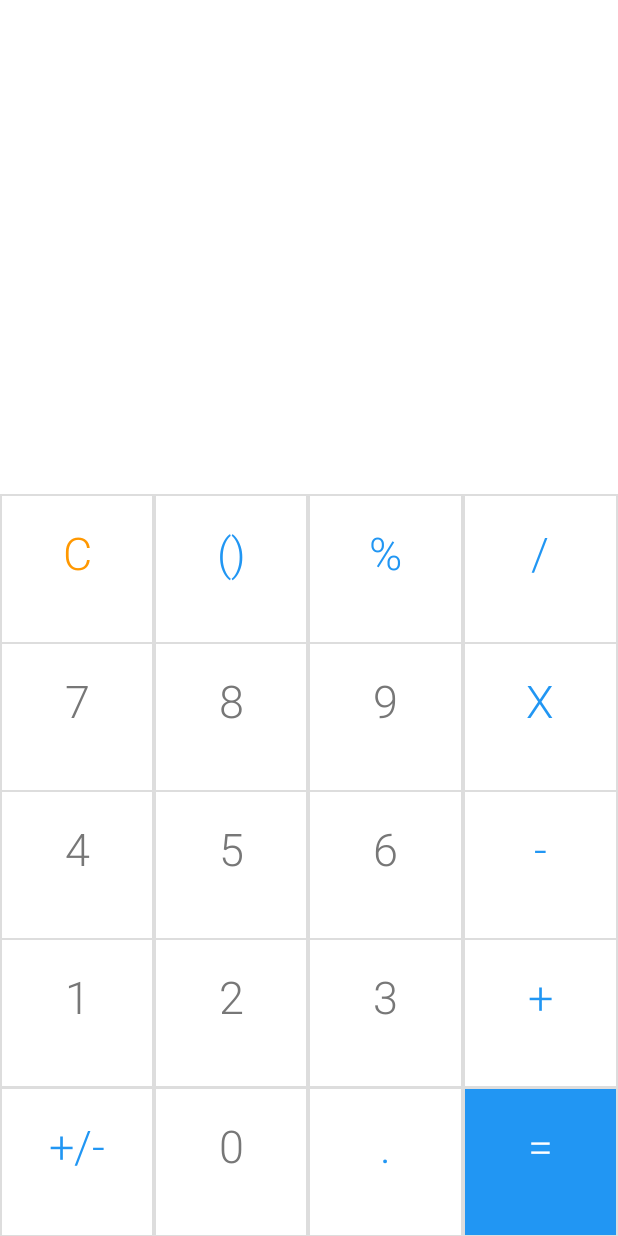
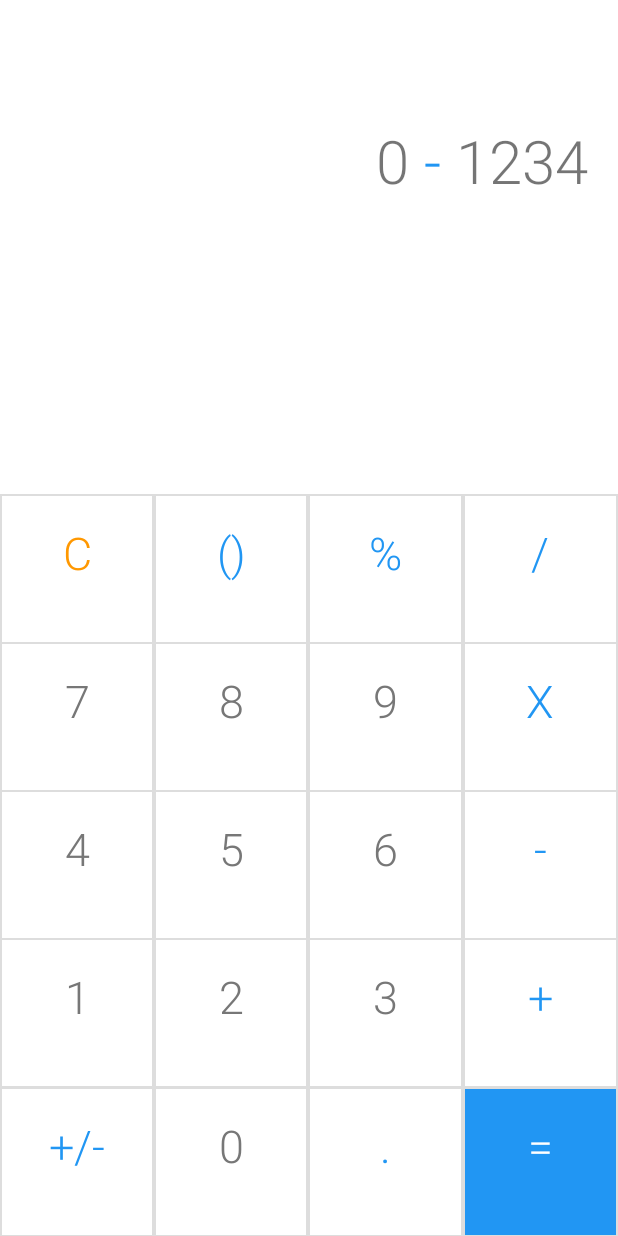
Before and after one commit to georgistephanov/AndroidCalculator, an Android app: the screen it shows after launch (MainActivity), on a phone screen of 412 x 824 dp. Run offline under Robolectric (Android 15) with nearby library versions, the phone set to English and light mode, and no system bars.

Commit message:
Implementing the operation and the second number input

```diff
--- a/app/src/main/res/layout/activity_main.xml
+++ b/app/src/main/res/layout/activity_main.xml
@@ -11,20 +11,44 @@
 		android:orientation="vertical"
 		android:background="@color/white">
 
-
-		<TextView
-			android:id="@+id/input_number"
+		<RelativeLayout
 			android:layout_width="match_parent"
 			android:layout_height="0dp"
 			android:layout_weight="2"
-			android:background="@color/white"
+			android:orientation="horizontal"
 			android:paddingLeft="20dp"
 			android:paddingRight="20dp"
-			android:paddingTop="80dp"
-			android:textSize="40sp"
-			android:textCursorDrawable="@color/materialBlue"
-			android:fontFamily="sans-serif-light"
-			android:textAlignment="viewEnd" />
+			android:paddingTop="80dp">
+
+			<TextView
+				android:id="@+id/input_number"
+				android:layout_width="wrap_content"
+				android:layout_height="match_parent"
+				style="@style/inputTextStyle"
+				android:text="123,456"
+				android:layout_toLeftOf="@id/operation"/>
+
+			<TextView
+				android:id="@+id/operation"
+				android:layout_width="wrap_content"
+				android:layout_height="match_parent"
+				style="@style/inputTextStyle"
+				android:layout_marginLeft="10dp"
+				android:layout_marginRight="10dp"
+				android:textColor="@color/materialBlue"
+				android:text="-"
+				android:layout_toLeftOf="@id/second_input_number"/>
+
+			<TextView
+				android:id="@+id/second_input_number"
+				android:layout_width="wrap_content"
+				android:layout_height="match_parent"
+				style="@style/inputTextStyle"
+				android:layout_alignParentRight="true"
+				android:text="1234"/>
+
+		</RelativeLayout>
+
 
 		<LinearLayout
 			android:layout_width="match_parent"
@@ -143,7 +167,7 @@
 					android:text="."
 					style="@style/operationButton"
 					android:background="@drawable/calculator_button"
-					android:onClick="onPointPressed"/>
+					android:onClick="onPointClick"/>
 				<Button
 					android:id="@+id/equal"
 					android:text="="
--- a/app/src/main/res/values/strings.xml
+++ b/app/src/main/res/values/strings.xml
@@ -1,4 +1,4 @@
 <resources>
 	<string name="app_name">Simple Calculator</string>
-	<string name="max_input_size_toast_message">Maximum number of digits (12) exceeded</string>
+	<string name="max_input_size_toast_message">Maximum number of digits (15) exceeded</string>
 </resources>
--- a/app/src/main/res/values/styles.xml
+++ b/app/src/main/res/values/styles.xml
@@ -6,6 +6,11 @@
 		<item name="colorPrimary">@color/colorPrimary</item>
 		<item name="colorPrimaryDark">@color/colorPrimaryDark</item>
 		<item name="colorAccent">@color/colorAccent</item>
+	</style>
+
+	<style name="inputTextStyle">
+		<item name="android:textSize">40sp</item>
+		<item name="android:fontFamily">sans-serif-light</item>
 	</style>
 
 	<style name="buttonRows">
```
Also changed, not shown: app/src/main/java/com/georgistephanov/android/calculator/MainActivity.java (+37 -16 lines).
